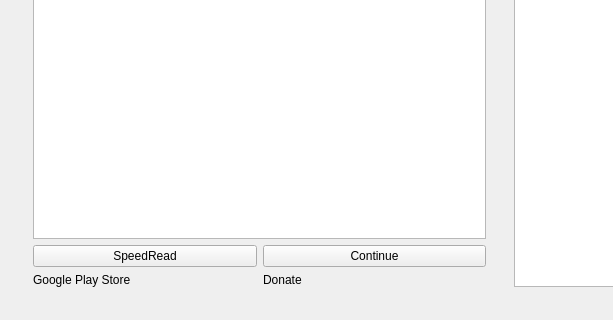
First picture: the form in mainwindow.ui, repository ScoreUnder/SpeedReader, before the edit; both pictures show x 0 to 613 and y 192 to 512 of the 1000 by 512 pixel window.
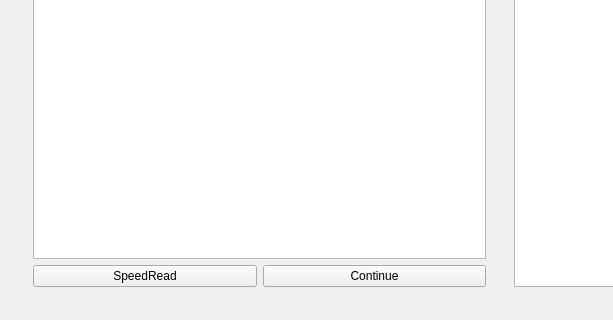
Second picture: the form after the edit.

Commit message: Remove donate/play-store links (broken links)

```diff
--- a/mainwindow.ui
+++ b/mainwindow.ui
@@ -82,42 +82,6 @@
                </item>
               </layout>
              </item>
-             <item>
-              <layout class="QHBoxLayout" name="horizontalLayout_2">
-               <item>
-                <widget class="QLabel" name="googlePlayStoreLabel">
-                 <property name="text">
-                  <string>Google Play Store</string>
-                 </property>
-                 <property name="textFormat">
-                  <enum>Qt::RichText</enum>
-                 </property>
-                 <property name="wordWrap">
-                  <bool>true</bool>
-                 </property>
-                 <property name="openExternalLinks">
-                  <bool>true</bool>
-                 </property>
-                </widget>
-               </item>
-               <item>
-                <widget class="QLabel" name="donateLabel">
-                 <property name="text">
-                  <string>Donate</string>
-                 </property>
-                 <property name="textFormat">
-                  <enum>Qt::RichText</enum>
-                 </property>
-                 <property name="wordWrap">
-                  <bool>true</bool>
-                 </property>
-                 <property name="openExternalLinks">
-                  <bool>true</bool>
-                 </property>
-                </widget>
-               </item>
-              </layout>
-             </item>
             </layout>
            </widget>
           </item>
```
Left out of the diff: 12 changed lines with no effect on the pictures. The commit also changes 9 other files.
